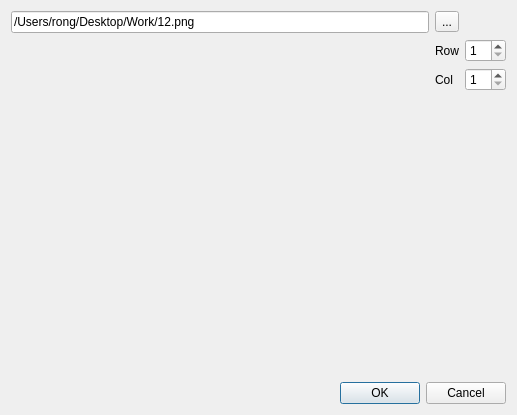
Qt form MyTool/splitphotodialog.ui (huangatone/Mac_Qt) before a commit.
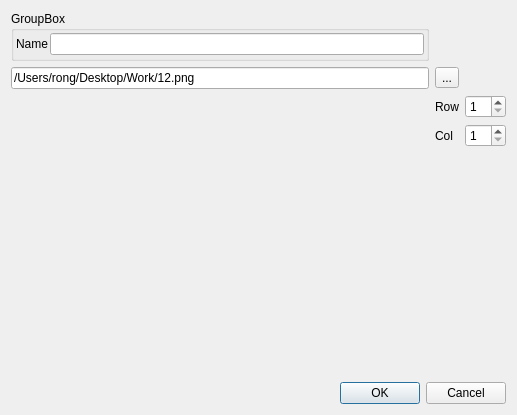
The same form after that commit.

The edit to the form file:
```diff
--- a/MyTool/splitphotodialog.ui
+++ b/MyTool/splitphotodialog.ui
@@ -14,37 +14,20 @@
    <string>Dialog</string>
   </property>
   <layout class="QGridLayout" name="gridLayout">
-   <item row="1" column="0" rowspan="4">
-    <widget class="QLabel" name="label">
-     <property name="text">
-      <string/>
+   <item row="2" column="2">
+    <widget class="QSpinBox" name="spinBox">
+     <property name="sizePolicy">
+      <sizepolicy hsizetype="Fixed" vsizetype="Fixed">
+       <horstretch>0</horstretch>
+       <verstretch>0</verstretch>
+      </sizepolicy>
      </property>
-     <property name="scaledContents">
-      <bool>true</bool>
+     <property name="minimum">
+      <number>1</number>
      </property>
     </widget>
    </item>
-   <item row="3" column="2">
-    <spacer name="verticalSpacer">
-     <property name="orientation">
-      <enum>Qt::Vertical</enum>
-     </property>
-     <property name="sizeHint" stdset="0">
-      <size>
-       <width>20</width>
-       <height>40</height>
-      </size>
-     </property>
-    </spacer>
-   </item>
    <item row="2" column="1">
-    <widget class="QLabel" name="label_3">
-     <property name="text">
-      <string>Col</string>
-     </property>
-    </widget>
-   </item>
-   <item row="1" column="1">
     <widget class="QLabel" name="label_2">
      <property name="sizePolicy">
       <sizepolicy hsizetype="Fixed" vsizetype="Preferred">
@@ -57,10 +40,10 @@
      </property>
     </widget>
    </item>
-   <item row="2" column="2">
-    <widget class="QSpinBox" name="spinBox_2">
-     <property name="minimum">
-      <number>1</number>
+   <item row="3" column="1">
+    <widget class="QLabel" name="label_3">
+     <property name="text">
+      <string>Col</string>
      </property>
     </widget>
    </item>
@@ -74,33 +57,90 @@
      </property>
     </widget>
    </item>
-   <item row="1" column="2">
-    <widget class="QSpinBox" name="spinBox">
-     <property name="sizePolicy">
-      <sizepolicy hsizetype="Fixed" vsizetype="Fixed">
-       <horstretch>0</horstretch>
-       <verstretch>0</verstretch>
-      </sizepolicy>
+   <item row="4" column="2">
+    <spacer name="verticalSpacer">
+     <property name="orientation">
+      <enum>Qt::Vertical</enum>
      </property>
+     <property name="sizeHint" stdset="0">
+      <size>
+       <width>20</width>
+       <height>40</height>
+      </size>
+     </property>
+    </spacer>
+   </item>
+   <item row="2" column="0" rowspan="4">
+    <widget class="QLabel" name="label">
+     <property name="text">
+      <string/>
+     </property>
+     <property name="scaledContents">
+      <bool>true</bool>
+     </property>
+    </widget>
+   </item>
+   <item row="3" column="2">
+    <widget class="QSpinBox" name="spinBox_2">
      <property name="minimum">
       <number>1</number>
      </property>
     </widget>
    </item>
-   <item row="0" column="0">
+   <item row="1" column="0">
     <widget class="QLineEdit" name="lineEdit">
      <property name="text">
       <string>/Users/rong/Desktop/Work/12.png</string>
      </property>
     </widget>
    </item>
-   <item row="0" column="1">
+   <item row="1" column="1">
     <widget class="QToolButton" name="toolButton">
      <property name="text">
       <string>...</string>
      </property>
     </widget>
    </item>
+   <item row="0" column="0">
+    <widget class="QGroupBox" name="groupBox">
+     <property name="minimumSize">
+      <size>
+       <width>0</width>
+       <height>50</height>
+      </size>
+     </property>
+     <property name="title">
+      <string>GroupBox</string>
+     </property>
+     <layout class="QGridLayout" name="gridLayout_2">
+      <property name="leftMargin">
+       <number>2</number>
+      </property>
+      <property name="topMargin">
+       <number>2</number>
+      </property>
+      <property name="rightMargin">
+       <number>2</number>
+      </property>
+      <property name="bottomMargin">
+       <number>2</number>
+      </property>
+      <property name="spacing">
+       <number>2</number>
+      </property>
+      <item row="0" column="0">
+       <widget class="QLabel" name="label_4">
+        <property name="text">
+         <string>Name</string>
+        </property>
+       </widget>
+      </item>
+      <item row="0" column="1">
+       <widget class="QLineEdit" name="lineEdit_2"/>
+      </item>
+     </layout>
+    </widget>
+   </item>
   </layout>
  </widget>
  <resources/>
```
Left out of the diff: 2 changed lines with no effect on the pictures.
